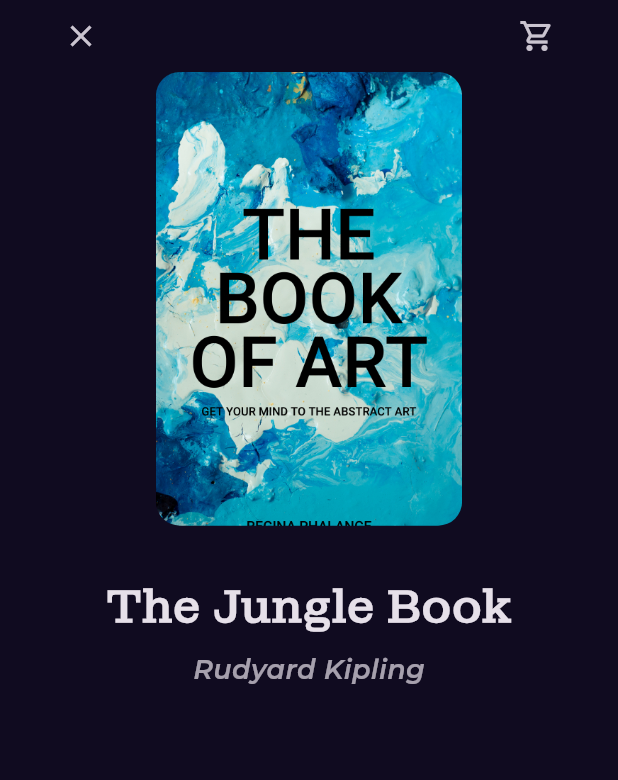
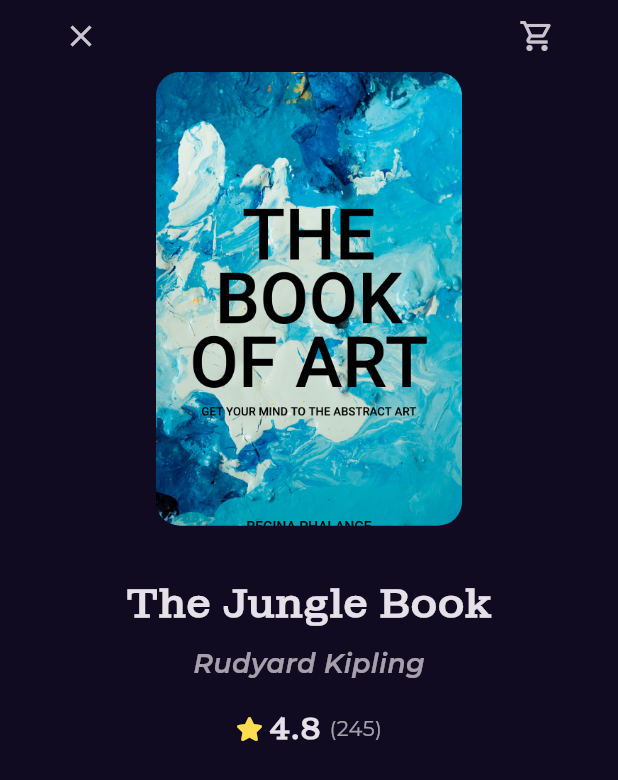
Before and after one commit to Asem130/Bookly, a Flutter app: the screen it shows after launch, after a tap on "Harry Potter and the Goblet of Fire", on a phone screen of 412 x 824 dp. Shown: the top 780 px of the screen. Run offline on Flutter 3.47's test engine with Material 3 defaults, Android fonts, the phone set to English and light mode, and no system bars; our stand-ins replace font_awesome_flutter, get, go_router, google_fonts.

Commit message:
add rating to book details view

```diff
--- a/lib/Features/home/presentaion/views/widgets/book_detiels_view_body.dart
+++ b/lib/Features/home/presentaion/views/widgets/book_detiels_view_body.dart
@@ -1,5 +1,6 @@
 import 'package:bookly/Features/home/presentaion/views/widgets/custom_book_detailes_app_bar.dart';
 import 'package:bookly/Features/home/presentaion/views/widgets/main_list_view_item.dart';
+import 'package:bookly/Features/home/presentaion/views/widgets/rating_book.dart';
 import 'package:bookly/core/utils/styles.dart';
 import 'package:flutter/material.dart';
 import 'package:flutter/widgets.dart';
@@ -24,18 +25,23 @@ class BookDetielsViewBody extends StatelessWidget {
           ),
           const Text(
             'The Jungle Book',
-            style: Styles.textStyle30,
+            style: Styles.textStyle27,
           ),
           const SizedBox(
             height: 8,
           ),
-           Opacity(
-
+          Opacity(
               opacity: 0.7,
               child: Text(
                 'Rudyard Kipling',
                 style: Styles.textStyle18.copyWith(fontStyle: FontStyle.italic),
               )),
+          const SizedBox(
+            height: 16,
+          ),
+          const RatingBook(
+            mainAxisAlignment: MainAxisAlignment.center,
+          ),
         ],
       ),
     );
--- a/lib/Features/home/presentaion/views/widgets/rating_book.dart
+++ b/lib/Features/home/presentaion/views/widgets/rating_book.dart
@@ -1,14 +1,17 @@
 import 'package:bookly/core/utils/styles.dart';
 import 'package:flutter/material.dart';
+import 'package:flutter/widgets.dart';
 import 'package:font_awesome_flutter/font_awesome_flutter.dart';
 
 class RatingBook extends StatelessWidget {
-  const RatingBook({super.key});
-
+  const RatingBook(
+      {super.key, this.mainAxisAlignment = MainAxisAlignment.start});
+  final MainAxisAlignment mainAxisAlignment;
   @override
   Widget build(BuildContext context) {
-    return const Row(
-      children: [
+    return Row(
+      mainAxisAlignment: mainAxisAlignment,
+      children: const [
         Icon(
           FontAwesomeIcons.solidStar,
           size: 16,
@@ -24,9 +27,12 @@ class RatingBook extends StatelessWidget {
         SizedBox(
           width: 5.3,
         ),
-        Text(
-          '(245)',
-          style: Styles.textStyle14,
+        Opacity(
+          opacity: 0.7,
+          child: Text(
+            '(245)',
+            style: Styles.textStyle14,
+          ),
         ),
       ],
     );
--- a/lib/core/utils/styles.dart
+++ b/lib/core/utils/styles.dart
@@ -14,8 +14,8 @@ abstract class Styles {
   static const textStyle14 = TextStyle(
     fontSize: 14,
   );
-  static const textStyle30 = TextStyle(
-    fontSize: 30,
+  static const textStyle27 = TextStyle(
+    fontSize: 27,
     fontWeight: FontWeight.w600,
     fontFamily: kMontaguSlab
   );
```
